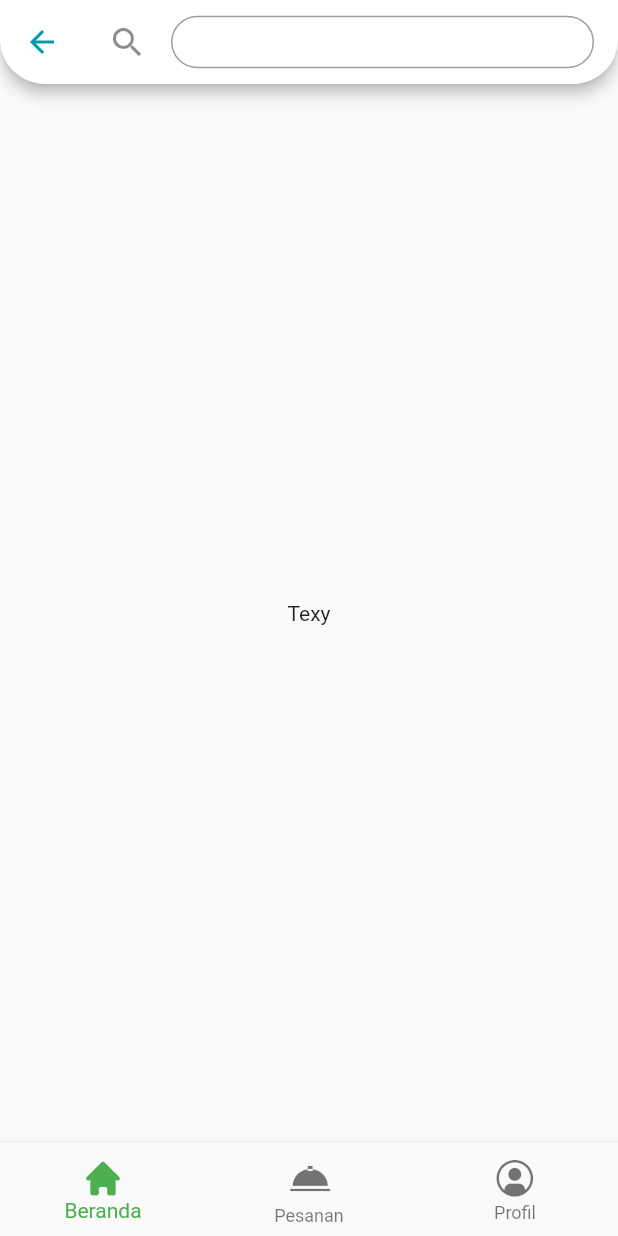
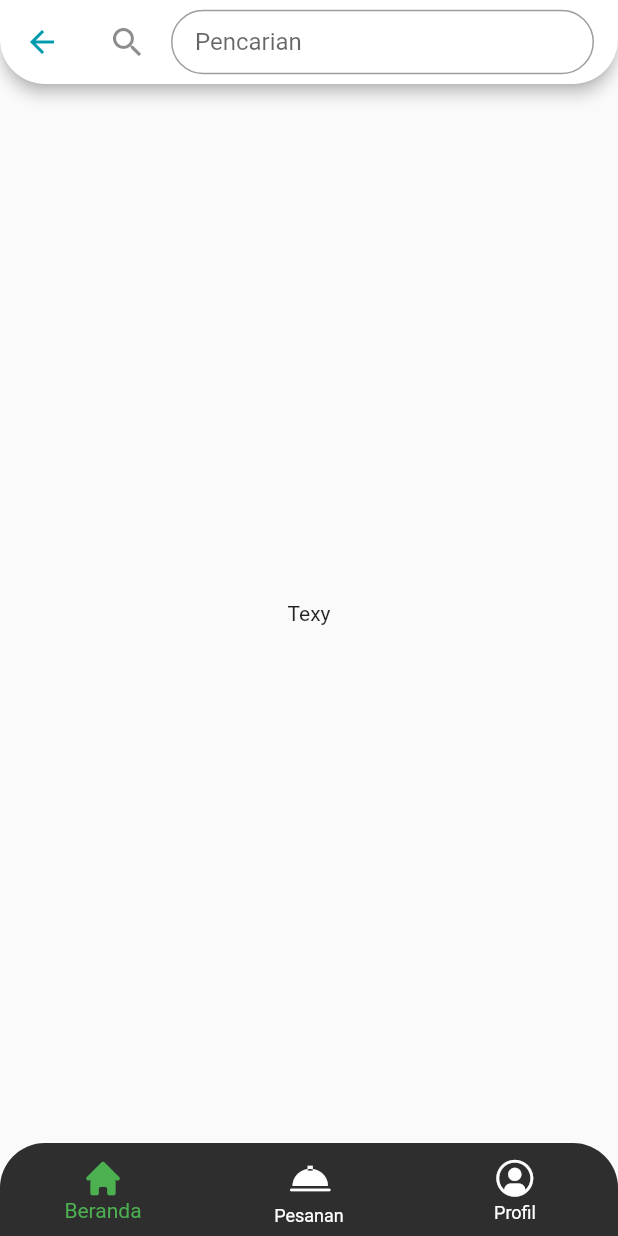
Before and after one commit to noersy/java_code_app, a Flutter app: the DashboardPage screen opened directly, on a phone screen of 412 x 824 dp. Run offline on Flutter 3.47's test engine with Material 2 defaults, Android fonts, the phone set to English and light mode, and no system bars.

Commit message:
styling: change color nav button bar & make rounded in conner

```diff
--- a/lib/main.dart
+++ b/lib/main.dart
@@ -1,4 +1,5 @@
 import 'package:flutter/material.dart';
+import 'package:java_code_app/thame/colors.dart';
 import 'package:java_code_app/view/login_page.dart';
 
 void main() {
@@ -14,6 +15,12 @@ class MyApp extends StatelessWidget {
     return MaterialApp(
       title: 'Java Code App',
       debugShowCheckedModeBanner: false,
+      theme: ThemeData.light().copyWith(
+        // primaryColor: ColorSty.primary,
+        colorScheme:  ThemeData().colorScheme.copyWith(
+          primary: ColorSty.primary,
+        ),
+      ),
       home: LoginPage(),
     );
   }
--- a/lib/thame/colors.dart
+++ b/lib/thame/colors.dart
@@ -4,5 +4,6 @@ class ColorSty {
   static const Color white = Color(0xffffffff);
   static const Color grey = Color(0x40000000);
   static const Color black = Color(0xff1E1E1E);
+  static const Color black60 = Color(0xff2E2E2E);
   static const Color primary = Color(0xff009AAD);
 }
--- a/lib/view/brenda_page.dart
+++ b/lib/view/brenda_page.dart
@@ -1,4 +1,5 @@
 import 'package:flutter/material.dart';
+import 'package:java_code_app/thame/colors.dart';
 import 'package:java_code_app/thame/spacing.dart';
 import 'package:java_code_app/widget/silver_appbar.dart';
 
@@ -10,13 +11,23 @@ class BerandaPage extends StatefulWidget {
 }
 
 class _BerandaPageState extends State<BerandaPage> {
-
   TextFormField get _search => TextFormField(
         decoration: InputDecoration(
           isDense: true,
-      icon: const Icon (Icons.search, size: 26.0,),
-      contentPadding: const EdgeInsets.symmetric(vertical: SpaceDims.sp8, horizontal: SpaceDims.sp8),
+          hintText: "Pencarian",
+          icon: const Icon(
+            Icons.search,
+            size: 26.0,
+          ),
+          contentPadding: const EdgeInsets.symmetric(
+            vertical: SpaceDims.sp12,
+            horizontal: SpaceDims.sp16,
+          ),
           border: OutlineInputBorder(
+            borderRadius: BorderRadius.circular(30.0),
+          ),
+          focusedBorder: OutlineInputBorder(
+            borderSide: const BorderSide(color: ColorSty.primary, width: 2.0),
             borderRadius: BorderRadius.circular(30.0),
           ),
         ),
--- a/lib/view/dashboard_page.dart
+++ b/lib/view/dashboard_page.dart
@@ -1,4 +1,5 @@
 import 'package:flutter/material.dart';
+import 'package:java_code_app/thame/colors.dart';
 import 'package:java_code_app/thame/icons_cs_icons.dart';
 import 'package:java_code_app/view/brenda_page.dart';
 
@@ -17,8 +18,16 @@ class _DashboardPageState extends State<DashboardPage> {
   @override
   Widget build(BuildContext context) {
     return Scaffold(
-      bottomNavigationBar: BottomNavigationBar(
-        elevation: 4,
+      extendBody: true,
+      bottomNavigationBar: ClipRRect(
+        borderRadius: const BorderRadius.only(
+          topLeft: Radius.circular(30.0),
+          topRight: Radius.circular(30.0),
+        ),
+        child: BottomNavigationBar(
+          elevation: 10,
+          backgroundColor: ColorSty.black60,
+          unselectedItemColor: ColorSty.white,
           items: const [
             BottomNavigationBarItem(
               icon: Icon(IconsCs.beranda, size: 28.0),
@@ -36,6 +45,7 @@ class _DashboardPageState extends State<DashboardPage> {
           currentIndex: _bottomNavBarSelectedIndex,
           selectedItemColor: Colors.green,
           onTap: _onItemTapped,
+        ),
       ),
       body: PageView(
         physics: const NeverScrollableScrollPhysics(),
```
Lines whose indentation alone changed are shown as unchanged.
